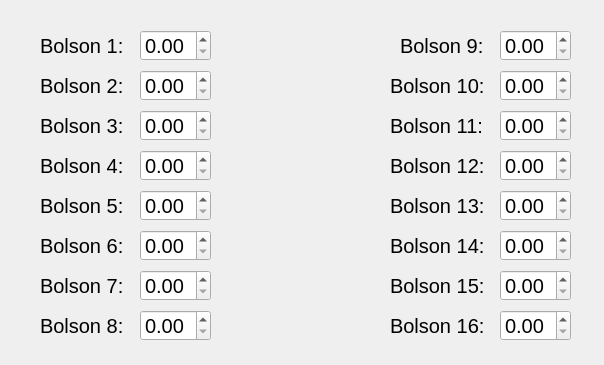
Qt form Bolsaco/Lavadora.ui (maurocipo/Bolsaco) before a commit.
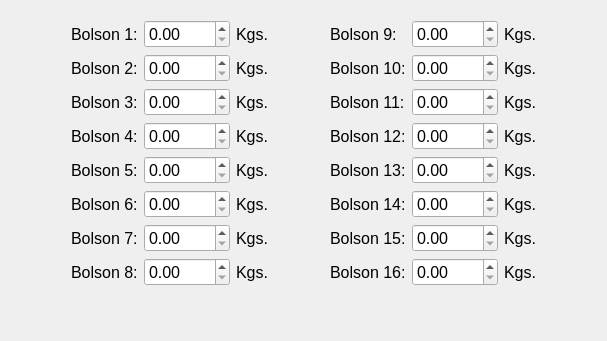
The same form after that commit.

Commit message: - Fixed layouts to work with window resizing. - Added version control of the DB and APP. - Added date control against clock manipulation. - Added automatic backup mechanism.

Patch:
```diff
--- a/Bolsaco/Lavadora.ui
+++ b/Bolsaco/Lavadora.ui
@@ -6,541 +6,692 @@
    <rect>
     <x>0</x>
     <y>0</y>
-    <width>604</width>
-    <height>365</height>
+    <width>607</width>
+    <height>341</height>
    </rect>
   </property>
+  <property name="minimumSize">
+   <size>
+    <width>605</width>
+    <height>340</height>
+   </size>
+  </property>
   <property name="windowTitle">
    <string>Form</string>
   </property>
-  <widget class="QLabel" name="label_2">
-   <property name="geometry">
-    <rect>
-     <x>40</x>
-     <y>20</y>
-     <width>91</width>
-     <height>51</height>
-    </rect>
-   </property>
-   <property name="font">
-    <font>
-     <pointsize>15</pointsize>
-    </font>
-   </property>
-   <property name="text">
-    <string>Bolson 1:</string>
-   </property>
-  </widget>
-  <widget class="QLabel" name="label_4">
-   <property name="geometry">
-    <rect>
-     <x>40</x>
-     <y>140</y>
-     <width>91</width>
-     <height>51</height>
-    </rect>
-   </property>
-   <property name="font">
-    <font>
-     <pointsize>15</pointsize>
-    </font>
-   </property>
-   <property name="text">
-    <string>Bolson 4:</string>
-   </property>
-  </widget>
-  <widget class="QDoubleSpinBox" name="doubleSpinBox_8">
-   <property name="geometry">
-    <rect>
-     <x>140</x>
-     <y>310</y>
-     <width>71</width>
-     <height>31</height>
-    </rect>
-   </property>
-   <property name="font">
-    <font>
-     <pointsize>15</pointsize>
-    </font>
-   </property>
-  </widget>
-  <widget class="QLabel" name="label_8">
-   <property name="geometry">
-    <rect>
-     <x>40</x>
-     <y>300</y>
-     <width>91</width>
-     <height>51</height>
-    </rect>
-   </property>
-   <property name="font">
-    <font>
-     <pointsize>15</pointsize>
-    </font>
-   </property>
-   <property name="text">
-    <string>Bolson 8:</string>
-   </property>
-  </widget>
-  <widget class="QDoubleSpinBox" name="doubleSpinBox_2">
-   <property name="geometry">
-    <rect>
-     <x>140</x>
-     <y>70</y>
-     <width>71</width>
-     <height>31</height>
-    </rect>
-   </property>
-   <property name="font">
-    <font>
-     <pointsize>15</pointsize>
-    </font>
-   </property>
-  </widget>
-  <widget class="QLabel" name="label_5">
-   <property name="geometry">
-    <rect>
-     <x>40</x>
-     <y>180</y>
-     <width>91</width>
-     <height>51</height>
-    </rect>
-   </property>
-   <property name="font">
-    <font>
-     <pointsize>15</pointsize>
-    </font>
-   </property>
-   <property name="text">
-    <string>Bolson 5:</string>
-   </property>
-  </widget>
-  <widget class="QDoubleSpinBox" name="doubleSpinBox_16">
-   <property name="geometry">
-    <rect>
-     <x>500</x>
-     <y>310</y>
-     <width>71</width>
-     <height>31</height>
-    </rect>
-   </property>
-   <property name="font">
-    <font>
-     <pointsize>15</pointsize>
-    </font>
-   </property>
-  </widget>
-  <widget class="QLabel" name="label_15">
-   <property name="geometry">
-    <rect>
-     <x>390</x>
-     <y>260</y>
-     <width>101</width>
-     <height>51</height>
-    </rect>
-   </property>
-   <property name="font">
-    <font>
-     <pointsize>15</pointsize>
-    </font>
-   </property>
-   <property name="text">
-    <string>Bolson 15:</string>
-   </property>
-  </widget>
-  <widget class="QLabel" name="label_16">
-   <property name="geometry">
-    <rect>
-     <x>390</x>
-     <y>300</y>
-     <width>101</width>
-     <height>51</height>
-    </rect>
-   </property>
-   <property name="font">
-    <font>
-     <pointsize>15</pointsize>
-    </font>
-   </property>
-   <property name="text">
-    <string>Bolson 16:</string>
-   </property>
-  </widget>
-  <widget class="QLabel" name="label_6">
-   <property name="geometry">
-    <rect>
-     <x>40</x>
-     <y>220</y>
-     <width>91</width>
-     <height>51</height>
-    </rect>
-   </property>
-   <property name="font">
-    <font>
-     <pointsize>15</pointsize>
-    </font>
-   </property>
-   <property name="text">
-    <string>Bolson 6:</string>
-   </property>
-  </widget>
-  <widget class="QDoubleSpinBox" name="doubleSpinBox_14">
-   <property name="geometry">
-    <rect>
-     <x>500</x>
-     <y>230</y>
-     <width>71</width>
-     <height>31</height>
-    </rect>
-   </property>
-   <property name="font">
-    <font>
-     <pointsize>15</pointsize>
-    </font>
-   </property>
-  </widget>
-  <widget class="QLabel" name="label_9">
-   <property name="geometry">
-    <rect>
-     <x>400</x>
-     <y>20</y>
-     <width>91</width>
-     <height>51</height>
-    </rect>
-   </property>
-   <property name="font">
-    <font>
-     <pointsize>15</pointsize>
-    </font>
-   </property>
-   <property name="text">
-    <string>Bolson 9:</string>
-   </property>
-  </widget>
-  <widget class="QDoubleSpinBox" name="doubleSpinBox_11">
-   <property name="geometry">
-    <rect>
-     <x>500</x>
-     <y>110</y>
-     <width>71</width>
-     <height>31</height>
-    </rect>
-   </property>
-   <property name="font">
-    <font>
-     <pointsize>15</pointsize>
-    </font>
-   </property>
-  </widget>
-  <widget class="QDoubleSpinBox" name="doubleSpinBox_5">
-   <property name="geometry">
-    <rect>
-     <x>140</x>
-     <y>190</y>
-     <width>71</width>
-     <height>31</height>
-    </rect>
-   </property>
-   <property name="font">
-    <font>
-     <pointsize>15</pointsize>
-    </font>
-   </property>
-  </widget>
-  <widget class="QLabel" name="label_11">
-   <property name="geometry">
-    <rect>
-     <x>390</x>
-     <y>100</y>
-     <width>101</width>
-     <height>51</height>
-    </rect>
-   </property>
-   <property name="font">
-    <font>
-     <pointsize>15</pointsize>
-    </font>
-   </property>
-   <property name="text">
-    <string>Bolson 11:</string>
-   </property>
-  </widget>
-  <widget class="QLabel" name="label_12">
-   <property name="geometry">
-    <rect>
-     <x>390</x>
-     <y>140</y>
-     <width>101</width>
-     <height>51</height>
-    </rect>
-   </property>
-   <property name="font">
-    <font>
-     <pointsize>15</pointsize>
-    </font>
-   </property>
-   <property name="text">
-    <string>Bolson 12:</string>
-   </property>
-  </widget>
-  <widget class="QDoubleSpinBox" name="doubleSpinBox_10">
-   <property name="geometry">
-    <rect>
-     <x>500</x>
-     <y>70</y>
-     <width>71</width>
-     <height>31</height>
-    </rect>
-   </property>
-   <property name="font">
-    <font>
-     <pointsize>15</pointsize>
-    </font>
-   </property>
-  </widget>
-  <widget class="QLabel" name="label_3">
-   <property name="geometry">
-    <rect>
-     <x>40</x>
-     <y>100</y>
-     <width>91</width>
-     <height>51</height>
-    </rect>
-   </property>
-   <property name="font">
-    <font>
-     <pointsize>15</pointsize>
-    </font>
-   </property>
-   <property name="text">
-    <string>Bolson 3:</string>
-   </property>
-  </widget>
-  <widget class="QLabel" name="label_7">
-   <property name="geometry">
-    <rect>
-     <x>40</x>
-     <y>60</y>
-     <width>91</width>
-     <height>51</height>
-    </rect>
-   </property>
-   <property name="font">
-    <font>
-     <pointsize>15</pointsize>
-    </font>
-   </property>
-   <property name="text">
-    <string>Bolson 2:</string>
-   </property>
-  </widget>
-  <widget class="QDoubleSpinBox" name="doubleSpinBox_4">
-   <property name="geometry">
-    <rect>
-     <x>140</x>
-     <y>150</y>
-     <width>71</width>
-     <height>31</height>
-    </rect>
-   </property>
-   <property name="font">
-    <font>
-     <pointsize>15</pointsize>
-    </font>
-   </property>
-  </widget>
-  <widget class="QLabel" name="label_10">
-   <property name="geometry">
-    <rect>
-     <x>40</x>
-     <y>260</y>
-     <width>91</width>
-     <height>51</height>
-    </rect>
-   </property>
-   <property name="font">
-    <font>
-     <pointsize>15</pointsize>
-    </font>
-   </property>
-   <property name="text">
-    <string>Bolson 7:</string>
-   </property>
-  </widget>
-  <widget class="QDoubleSpinBox" name="doubleSpinBox_1">
-   <property name="geometry">
-    <rect>
-     <x>140</x>
-     <y>30</y>
-     <width>71</width>
-     <height>31</height>
-    </rect>
-   </property>
-   <property name="font">
-    <font>
-     <pointsize>15</pointsize>
-    </font>
-   </property>
-  </widget>
-  <widget class="QLabel" name="label_13">
-   <property name="geometry">
-    <rect>
-     <x>390</x>
-     <y>60</y>
-     <width>101</width>
-     <height>51</height>
-    </rect>
-   </property>
-   <property name="font">
-    <font>
-     <pointsize>15</pointsize>
-    </font>
-   </property>
-   <property name="text">
-    <string>Bolson 10:</string>
-   </property>
-  </widget>
-  <widget class="QDoubleSpinBox" name="doubleSpinBox_13">
-   <property name="geometry">
-    <rect>
-     <x>500</x>
-     <y>190</y>
-     <width>71</width>
-     <height>31</height>
-    </rect>
-   </property>
-   <property name="font">
-    <font>
-     <pointsize>15</pointsize>
-    </font>
-   </property>
-  </widget>
-  <widget class="QDoubleSpinBox" name="doubleSpinBox_12">
-   <property name="geometry">
-    <rect>
-     <x>500</x>
-     <y>150</y>
-     <width>71</width>
-     <height>31</height>
-    </rect>
-   </property>
-   <property name="font">
-    <font>
-     <pointsize>15</pointsize>
-    </font>
-   </property>
-  </widget>
-  <widget class="QDoubleSpinBox" name="doubleSpinBox_6">
-   <property name="geometry">
-    <rect>
-     <x>140</x>
-     <y>230</y>
-     <width>71</width>
-     <height>31</height>
-    </rect>
-   </property>
-   <property name="font">
-    <font>
-     <pointsize>15</pointsize>
-    </font>
-   </property>
-  </widget>
-  <widget class="QDoubleSpinBox" name="doubleSpinBox_3">
-   <property name="geometry">
-    <rect>
-     <x>140</x>
-     <y>110</y>
-     <width>71</width>
-     <height>31</height>
-    </rect>
-   </property>
-   <property name="font">
-    <font>
-     <pointsize>15</pointsize>
-    </font>
-   </property>
-  </widget>
-  <widget class="QLabel" name="label_14">
-   <property name="geometry">
-    <rect>
-     <x>390</x>
-     <y>220</y>
-     <width>101</width>
-     <height>51</height>
-    </rect>
-   </property>
-   <property name="font">
-    <font>
-     <pointsize>15</pointsize>
-    </font>
-   </property>
-   <property name="text">
-    <string>Bolson 14:</string>
-   </property>
-  </widget>
-  <widget class="QDoubleSpinBox" name="doubleSpinBox_15">
-   <property name="geometry">
-    <rect>
-     <x>500</x>
-     <y>270</y>
-     <width>71</width>
-     <height>31</height>
-    </rect>
-   </property>
-   <property name="font">
-    <font>
-     <pointsize>15</pointsize>
-    </font>
-   </property>
-  </widget>
-  <widget class="QLabel" name="label_21">
-   <property name="geometry">
-    <rect>
-     <x>390</x>
-     <y>180</y>
-     <width>101</width>
-     <height>51</height>
-    </rect>
-   </property>
-   <property name="font">
-    <font>
-     <pointsize>15</pointsize>
-    </font>
-   </property>
-   <property name="text">
-    <string>Bolson 13:</string>
-   </property>
-  </widget>
-  <widget class="QDoubleSpinBox" name="doubleSpinBox_9">
-   <property name="geometry">
-    <rect>
-     <x>500</x>
-     <y>30</y>
-     <width>71</width>
-     <height>31</height>
-    </rect>
-   </property>
-   <property name="font">
-    <font>
-     <pointsize>15</pointsize>
-    </font>
-   </property>
-  </widget>
-  <widget class="QDoubleSpinBox" name="doubleSpinBox_7">
-   <property name="geometry">
-    <rect>
-     <x>140</x>
-     <y>270</y>
-     <width>71</width>
-     <height>31</height>
-    </rect>
-   </property>
-   <property name="font">
-    <font>
-     <pointsize>15</pointsize>
-    </font>
-   </property>
-  </widget>
+  <layout class="QGridLayout" name="gridLayout_2" rowstretch="1,0,5" columnstretch="1,10,1">
+   <item row="1" column="1">
+    <layout class="QGridLayout" name="gridLayout" columnstretch="1,0,0,0,5,0,0,0,1">
+     <item row="0" column="1">
+      <widget class="QLabel" name="label_2">
+       <property name="font">
+        <font>
+         <pointsize>12</pointsize>
+        </font>
+       </property>
+       <property name="text">
+        <string>Bolson 1:</string>
+       </property>
+      </widget>
+     </item>
+     <item row="0" column="5">
+      <widget class="QLabel" name="label_9">
+       <property name="font">
+        <font>
+         <pointsize>12</pointsize>
+        </font>
+       </property>
+       <property name="text">
+        <string>Bolson 9:</string>
+       </property>
+      </widget>
+     </item>
+     <item row="2" column="6">
+      <widget class="QDoubleSpinBox" name="doubleSpinBox_11">
+       <property name="font">
+        <font>
+         <pointsize>12</pointsize>
+        </font>
+       </property>
+       <property name="maximum">
+        <double>9999.989999999999782</double>
+       </property>
+      </widget>
+     </item>
+     <item row="6" column="7">
+      <widget class="QLabel" name="label_31">
+       <property name="font">
+        <font>
+         <pointsize>12</pointsize>
+        </font>
+       </property>
+       <property name="text">
+        <string>Kgs.</string>
+       </property>
+      </widget>
+     </item>
+     <item row="1" column="5">
+      <widget class="QLabel" name="label_13">
+       <property name="font">
+        <font>
+         <pointsize>12</pointsize>
+        </font>
+       </property>
+       <property name="text">
+        <string>Bolson 10:</string>
+       </property>
+      </widget>
+     </item>
+     <item row="5" column="7">
+      <widget class="QLabel" name="label_30">
+       <property name="font">
+        <font>
+         <pointsize>12</pointsize>
+        </font>
+       </property>
+       <property name="text">
+        <string>Kgs.</string>
+       </property>
+      </widget>
+     </item>
+     <item row="0" column="0">
+      <spacer name="horizontalSpacer_4">
+       <property name="orientation">
+        <enum>Qt::Horizontal</enum>
+       </property>
+       <property name="sizeHint" stdset="0">
+        <size>
+         <width>40</width>
+         <height>20</height>
+        </size>
+       </property>
+      </spacer>
+     </item>
+     <item row="4" column="2">
+      <widget class="QDoubleSpinBox" name="doubleSpinBox_5">
+       <property name="font">
+        <font>
+         <pointsize>12</pointsize>
+        </font>
+       </property>
+       <property name="maximum">
+        <double>9999.989999999999782</double>
+       </property>
+      </widget>
+     </item>
+     <item row="1" column="1">
+      <widget class="QLabel" name="label_7">
+       <property name="font">
+        <font>
+         <pointsize>12</pointsize>
+        </font>
+       </property>
+       <property name="text">
+        <string>Bolson 2:</string>
+       </property>
+      </widget>
+     </item>
+     <item row="4" column="5">
+      <widget class="QLabel" name="label_21">
+       <property name="font">
+        <font>
+         <pointsize>12</pointsize>
+        </font>
+       </property>
+       <property name="text">
+        <string>Bolson 13:</string>
+       </property>
+      </widget>
+     </item>
+     <item row="0" column="6">
+      <widget class="QDoubleSpinBox" name="doubleSpinBox_9">
+       <property name="font">
+        <font>
+         <pointsize>12</pointsize>
+        </font>
+       </property>
+       <property name="maximum">
+        <double>9999.989999999999782</double>
+       </property>
+      </widget>
+     </item>
+     <item row="0" column="3">
+      <widget class="QLabel" name="label">
+       <property name="font">
+        <font>
+         <pointsize>12</pointsize>
+        </font>
+       </property>
+       <property name="text">
+        <string>Kgs.</string>
+       </property>
+      </widget>
+     </item>
+     <item row="2" column="2">
+      <widget class="QDoubleSpinBox" name="doubleSpinBox_3">
+       <property name="font">
+        <font>
+         <pointsize>12</pointsize>
+        </font>
+       </property>
+       <property name="maximum">
+        <double>9999.989999999999782</double>
+       </property>
+      </widget>
+     </item>
+     <item row="7" column="5">
+      <widget class="QLabel" name="label_16">
+       <property name="font">
+        <font>
+         <pointsize>12</pointsize>
+        </font>
+       </property>
+       <property name="text">
+        <string>Bolson 16:</string>
+       </property>
+      </widget>
+     </item>
+     <item row="5" column="1">
+      <widget class="QLabel" name="label_6">
+       <property name="font">
+        <font>
+         <pointsize>12</pointsize>
+        </font>
+       </property>
+       <property name="text">
+        <string>Bolson 6:</string>
+       </property>
+      </widget>
+     </item>
+     <item row="5" column="3">
+      <widget class="QLabel" name="label_22">
+       <property name="font">
+        <font>
+         <pointsize>12</pointsize>
+        </font>
+       </property>
+       <property name="text">
+        <string>Kgs.</string>
+       </property>
+      </widget>
+     </item>
+     <item row="1" column="3">
+      <widget class="QLabel" name="label_17">
+       <property name="font">
+        <font>
+         <pointsize>12</pointsize>
+        </font>
+       </property>
+       <property name="text">
+        <string>Kgs.</string>
+       </property>
+      </widget>
+     </item>
+     <item row="6" column="2">
+      <widget class="QDoubleSpinBox" name="doubleSpinBox_7">
+       <property name="font">
+        <font>
+         <pointsize>12</pointsize>
+        </font>
+       </property>
+       <property name="maximum">
+        <double>9999.989999999999782</double>
+       </property>
+      </widget>
+     </item>
+     <item row="3" column="3">
+      <widget class="QLabel" name="label_19">
+       <property name="font">
+        <font>
+         <pointsize>12</pointsize>
+        </font>
+       </property>
+       <property name="text">
+        <string>Kgs.</string>
+       </property>
+      </widget>
+     </item>
+     <item row="2" column="1">
+      <widget class="QLabel" name="label_3">
+       <property name="font">
+        <font>
+         <pointsize>12</pointsize>
+        </font>
+       </property>
+       <property name="text">
+        <string>Bolson 3:</string>
+       </property>
+      </widget>
+     </item>
+     <item row="6" column="1">
+      <widget class="QLabel" name="label_10">
+       <property name="font">
+        <font>
+         <pointsize>12</pointsize>
+        </font>
+       </property>
+       <property name="text">
+        <string>Bolson 7:</string>
+       </property>
+      </widget>
+     </item>
+     <item row="1" column="7">
+      <widget class="QLabel" name="label_26">
+       <property name="font">
+        <font>
+         <pointsize>12</pointsize>
+        </font>
+       </property>
+       <property name="text">
+        <string>Kgs.</string>
+       </property>
+      </widget>
+     </item>
+     <item row="6" column="5">
+      <widget class="QLabel" name="label_15">
+       <property name="font">
+        <font>
+         <pointsize>12</pointsize>
+        </font>
+       </property>
+       <property name="text">
+        <string>Bolson 15:</string>
+       </property>
+      </widget>
+     </item>
+     <item row="5" column="5">
+      <widget class="QLabel" name="label_14">
+       <property name="font">
+        <font>
+         <pointsize>12</pointsize>
+        </font>
+       </property>
+       <property name="text">
+        <string>Bolson 14:</string>
+       </property>
+      </widget>
+     </item>
+     <item row="2" column="7">
+      <widget class="QLabel" name="label_27">
+       <property name="font">
+        <font>
+         <pointsize>12</pointsize>
+        </font>
+       </property>
+       <property name="text">
+        <string>Kgs.</string>
+       </property>
+      </widget>
+     </item>
+     <item row="5" column="6">
+      <widget class="QDoubleSpinBox" name="doubleSpinBox_14">
+       <property name="font">
+        <font>
+         <pointsize>12</pointsize>
+        </font>
+       </property>
+       <property name="maximum">
+        <double>9999.989999999999782</double>
+       </property>
+      </widget>
+     </item>
+     <item row="1" column="2">
+      <widget class="QDoubleSpinBox" name="doubleSpinBox_2">
+       <property name="font">
+        <font>
+         <pointsize>12</pointsize>
+        </font>
+       </property>
+       <property name="maximum">
+        <double>9999.989999999999782</double>
+       </property>
+      </widget>
+     </item>
+     <item row="6" column="6">
+      <widget class="QDoubleSpinBox" name="doubleSpinBox_15">
+       <property name="font">
+        <font>
+         <pointsize>12</pointsize>
+        </font>
+       </property>
+       <property name="maximum">
+        <double>9999.989999999999782</double>
+       </property>
+      </widget>
+     </item>
+     <item row="5" column="2">
+      <widget class="QDoubleSpinBox" name="doubleSpinBox_6">
+       <property name="font">
+        <font>
+         <pointsize>12</pointsize>
+        </font>
+       </property>
+       <property name="maximum">
+        <double>9999.989999999999782</double>
+       </property>
+      </widget>
+     </item>
+     <item row="3" column="6">
+      <widget class="QDoubleSpinBox" name="doubleSpinBox_12">
+       <property name="font">
+        <font>
+         <pointsize>12</pointsize>
+        </font>
+       </property>
+       <property name="maximum">
+        <double>9999.989999999999782</double>
+       </property>
+      </widget>
+     </item>
+     <item row="7" column="1">
+      <widget class="QLabel" name="label_8">
+       <property name="font">
+        <font>
+         <pointsize>12</pointsize>
+        </font>
+       </property>
+       <property name="text">
+        <string>Bolson 8:</string>
+       </property>
+      </widget>
+     </item>
+     <item row="7" column="3">
+      <widget class="QLabel" name="label_24">
+       <property name="font">
+        <font>
+         <pointsize>12</pointsize>
+        </font>
+       </property>
+       <property name="text">
+        <string>Kgs.</string>
+       </property>
+      </widget>
+     </item>
+     <item row="2" column="5">
+      <widget class="QLabel" name="label_11">
+       <property name="font">
+        <font>
+         <pointsize>12</pointsize>
+        </font>
+       </property>
+       <property name="text">
+        <string>Bolson 11:</string>
+       </property>
+      </widget>
+     </item>
+     <item row="6" column="3">
+      <widget class="QLabel" name="label_23">
+       <property name="font">
+        <font>
+         <pointsize>12</pointsize>
+        </font>
+       </property>
+       <property name="text">
+        <string>Kgs.</string>
+       </property>
+      </widget>
+     </item>
+     <item row="3" column="1">
+      <widget class="QLabel" name="label_4">
+       <property name="font">
+        <font>
+         <pointsize>12</pointsize>
+        </font>
+       </property>
+       <property name="text">
+        <string>Bolson 4:</string>
+       </property>
+      </widget>
+     </item>
+     <item row="7" column="7">
+      <widget class="QLabel" name="label_32">
+       <property name="font">
+        <font>
+         <pointsize>12</pointsize>
+        </font>
+       </property>
+       <property name="text">
+        <string>Kgs.</string>
+       </property>
+      </widget>
+     </item>
+     <item row="0" column="7">
+      <widget class="QLabel" name="label_25">
+       <property name="font">
+        <font>
+         <pointsize>12</pointsize>
+        </font>
+       </property>
+       <property name="text">
+        <string>Kgs.</string>
+       </property>
+      </widget>
+     </item>
+     <item row="0" column="4">
+      <spacer name="horizontalSpacer">
+       <property name="orientation">
+        <enum>Qt::Horizontal</enum>
+       </property>
+       <property name="sizeHint" stdset="0">
+        <size>
+         <width>40</width>
+         <height>20</height>
+        </size>
+       </property>
+      </spacer>
+     </item>
+     <item row="1" column="6">
+      <widget class="QDoubleSpinBox" name="doubleSpinBox_10">
+       <property name="font">
+        <font>
+         <pointsize>12</pointsize>
+        </font>
+       </property>
+       <property name="maximum">
+        <double>9999.989999999999782</double>
+       </property>
+      </widget>
+     </item>
+     <item row="4" column="7">
+      <widget class="QLabel" name="label_29">
+       <property name="font">
+        <font>
+         <pointsize>12</pointsize>
+        </font>
+       </property>
+       <property name="text">
+        <string>Kgs.</string>
+       </property>
+      </widget>
+     </item>
+     <item row="3" column="5">
+      <widget class="QLabel" name="label_12">
+       <property name="font">
+        <font>
+         <pointsize>12</pointsize>
+        </font>
+       </property>
+       <property name="text">
+        <string>Bolson 12:</string>
+       </property>
+      </widget>
+     </item>
+     <item row="4" column="6">
+      <widget class="QDoubleSpinBox" name="doubleSpinBox_13">
+       <property name="font">
+        <font>
+         <pointsize>12</pointsize>
+        </font>
+       </property>
+       <property name="maximum">
+        <double>9999.989999999999782</double>
+       </property>
+      </widget>
+     </item>
+     <item row="7" column="2">
+      <widget class="QDoubleSpinBox" name="doubleSpinBox_8">
+       <property name="font">
+        <font>
+         <pointsize>12</pointsize>
+        </font>
+       </property>
+       <property name="maximum">
+        <double>9999.989999999999782</double>
+       </property>
+      </widget>
+     </item>
+     <item row="0" column="2">
+      <widget class="QDoubleSpinBox" name="doubleSpinBox_1">
+       <property name="font">
+        <font>
+         <pointsize>12</pointsize>
+        </font>
+       </property>
+       <property name="maximum">
+        <double>9999.989999999999782</double>
+       </property>
+      </widget>
+     </item>
+     <item row="4" column="3">
+      <widget class="QLabel" name="label_20">
+       <property name="font">
+        <font>
+         <pointsize>12</pointsize>
+        </font>
+       </property>
+       <property name="text">
+        <string>Kgs.</string>
+       </property>
+      </widget>
+     </item>
+     <item row="3" column="2">
+      <widget class="QDoubleSpinBox" name="doubleSpinBox_4">
+       <property name="font">
+        <font>
+         <pointsize>12</pointsize>
+        </font>
+       </property>
+       <property name="maximum">
+        <double>9999.989999999999782</double>
+       </property>
+      </widget>
+     </item>
+     <item row="3" column="7">
+      <widget class="QLabel" name="label_28">
+       <property name="font">
+        <font>
+         <pointsize>12</pointsize>
+        </font>
+       </property>
+       <property name="text">
+        <string>Kgs.</string>
+       </property>
+      </widget>
+     </item>
+     <item row="4" column="1">
+      <widget class="QLabel" name="label_5">
+       <property name="font">
+        <font>
+         <pointsize>12</pointsize>
+        </font>
+       </property>
+       <property name="text">
+        <string>Bolson 5:</string>
+       </property>
+      </widget>
+     </item>
+     <item row="7" column="6">
+      <widget class="QDoubleSpinBox" name="doubleSpinBox_16">
+       <property name="font">
+        <font>
+         <pointsize>12</pointsize>
+        </font>
+       </property>
+       <property name="maximum">
+        <double>9999.989999999999782</double>
+       </property>
+      </widget>
+     </item>
+     <item row="2" column="3">
+      <widget class="QLabel" name="label_18">
+       <property name="font">
+        <font>
+         <pointsize>12</pointsize>
+        </font>
+       </property>
+       <property name="text">
+        <string>Kgs.</string>
+       </property>
+      </widget>
+     </item>
+     <item row="0" column="8">
+      <spacer name="horizontalSpacer_5">
+       <property name="orientation">
+        <enum>Qt::Horizontal</enum>
+       </property>
+       <property name="sizeHint" stdset="0">
+        <size>
+         <width>40</width>
+         <height>20</height>
+        </size>
+       </property>
+      </spacer>
+     </item>
+    </layout>
+   </item>
+   <item row="2" column="1">
+    <spacer name="verticalSpacer">
+     <property name="orientation">
+      <enum>Qt::Vertical</enum>
+     </property>
+     <property name="sizeHint" stdset="0">
+      <size>
+       <width>20</width>
+       <height>40</height>
+      </size>
+     </property>
+    </spacer>
+   </item>
+   <item row="1" column="0">
+    <spacer name="horizontalSpacer_2">
+     <property name="orientation">
+      <enum>Qt::Horizontal</enum>
+     </property>
+     <property name="sizeHint" stdset="0">
+      <size>
+       <width>40</width>
+       <height>20</height>
+      </size>
+     </property>
+    </spacer>
+   </item>
+   <item row="1" column="2">
+    <spacer name="horizontalSpacer_3">
+     <property name="orientation">
+      <enum>Qt::Horizontal</enum>
+     </property>
+     <property name="sizeHint" stdset="0">
+      <size>
+       <width>40</width>
+       <height>20</height>
+      </size>
+     </property>
+    </spacer>
+   </item>
+   <item row="0" column="1">
+    <spacer name="verticalSpacer_2">
+     <property name="orientation">
+      <enum>Qt::Vertical</enum>
+     </property>
+     <property name="sizeHint" stdset="0">
+      <size>
+       <width>20</width>
+       <height>40</height>
+      </size>
+     </property>
+    </spacer>
+   </item>
+  </layout>
  </widget>
  <tabstops>
   <tabstop>doubleSpinBox_1</tabstop>
```
Left out of the diff: 18 changed lines with no effect on the pictures. The commit also changes 25 other files.
